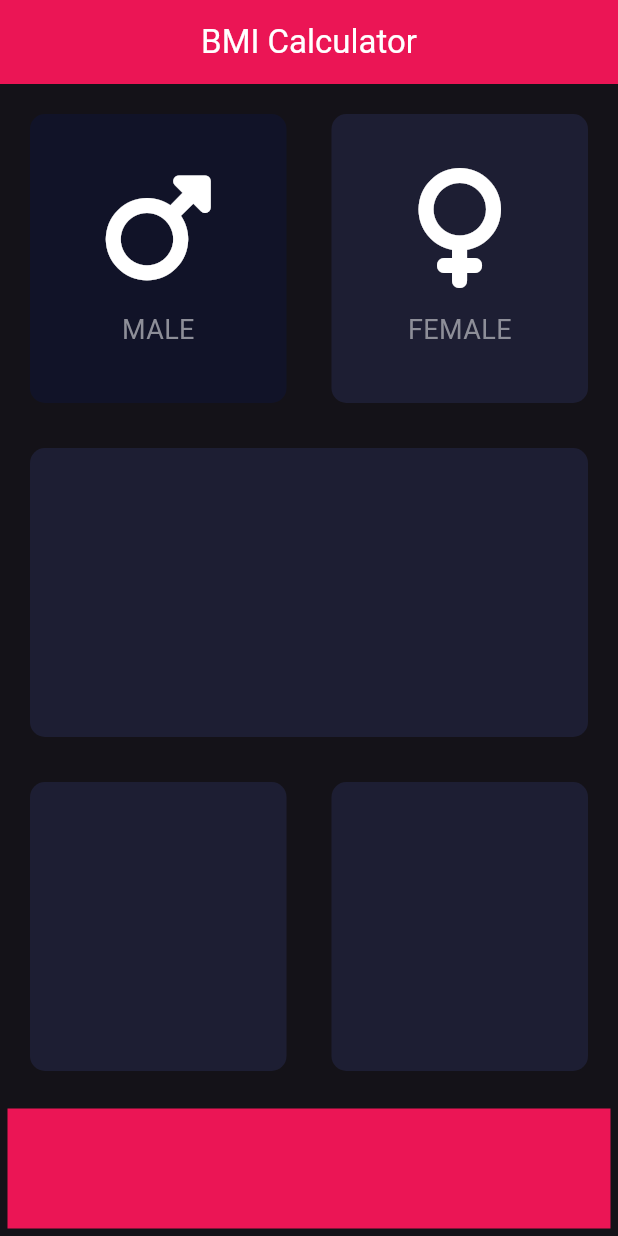
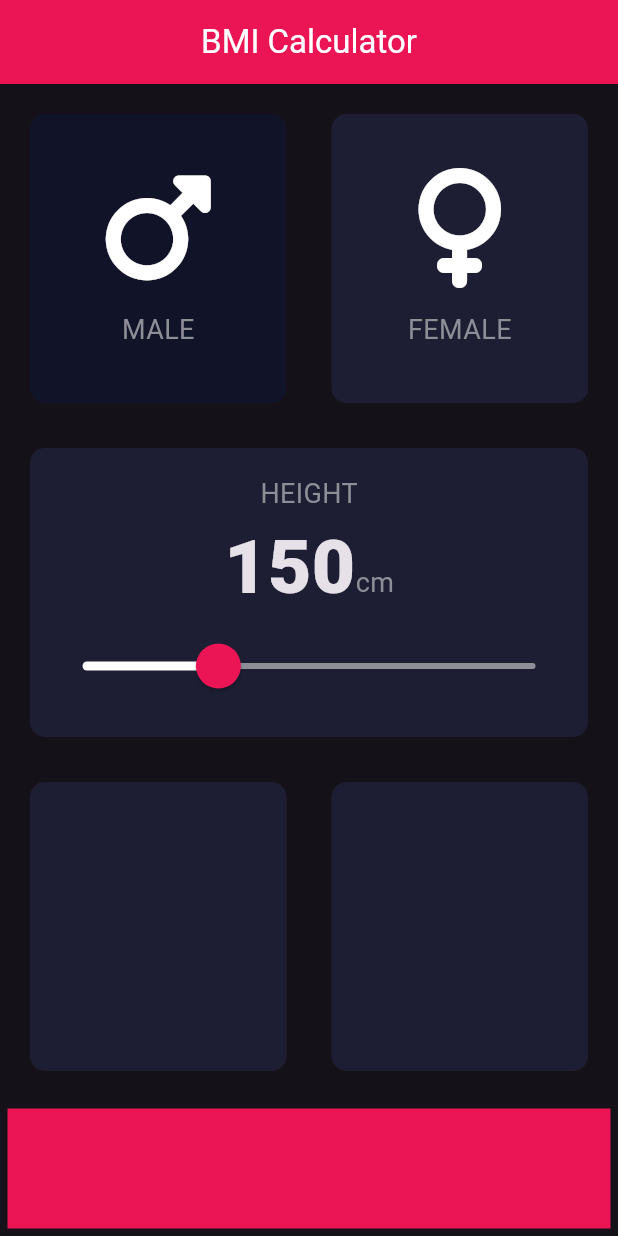
Before and after one commit to riaanjlagrange/bmi_calculater, a Flutter app: the screen it shows after launch, on a phone screen of 412 x 824 dp. Run offline on Flutter 3.47's test engine with Material 3 defaults, Android fonts, the phone set to English and light mode, and no system bars; our stand-ins replace font_awesome_flutter.

Commit message:
move constants to its own file & add height slider

```diff
--- /dev/null
+++ b/lib/constants.dart
@@ -0,0 +1,18 @@
+import 'package:flutter/material.dart';
+
+// Color constants
+
+const Color kAppBarColor = Color(0xFFEB1555);
+const Color kTileColor = Color(0xFF1D1E33);
+const Color kBottomContainerColor = Color(0xFFEB1555);
+
+const double kBottomContainerHeight = 80.0;
+
+// active / inactive card colors
+
+const kActiveCardColor = Color(0xFF111328);
+const kInactiveCardColor = Color(0xFF1D1E33);
+
+const kLabelTextStyle = TextStyle(fontSize: 18, color: Color(0xFF8D8E98));
+
+const kLargeLabel = TextStyle(fontSize: 50, fontWeight: FontWeight.w900);
--- a/lib/gender_picker.dart
+++ b/lib/gender_picker.dart
@@ -1,3 +1,4 @@
+import 'package:bmi_calculator/constants.dart';
 import 'package:flutter/material.dart';
 import 'package:font_awesome_flutter/font_awesome_flutter.dart';
 
@@ -23,10 +24,7 @@ class GenderPicker extends StatelessWidget {
       children: <Widget>[
         getGenderIcon(),
         SizedBox(height: 15),
-        Text(
-          gender.toUpperCase(),
-          style: TextStyle(fontSize: 18, color: Color(0xFF8D8E98)),
-        ),
+        Text(gender.toUpperCase(), style: kLabelTextStyle),
       ],
     );
   }
--- /dev/null
+++ b/lib/height_slider.dart
@@ -0,0 +1,60 @@
+import 'package:flutter/material.dart';
+import 'constants.dart';
+
+class HeightSlider extends StatefulWidget {
+  final int height;
+
+  const HeightSlider({super.key, required this.height});
+
+  @override
+  State<HeightSlider> createState() => _HeightSliderState();
+}
+
+class _HeightSliderState extends State<HeightSlider> {
+  late int height;
+
+  @override
+  void initState() {
+    super.initState();
+    height = widget.height;
+  }
+
+  @override
+  Widget build(BuildContext context) {
+    return Column(
+      mainAxisAlignment: MainAxisAlignment.center,
+      children: <Widget>[
+        Text("HEIGHT", style: kLabelTextStyle),
+        Row(
+          mainAxisAlignment: MainAxisAlignment.center,
+          crossAxisAlignment: CrossAxisAlignment.baseline,
+          textBaseline: TextBaseline.alphabetic,
+          children: <Widget>[
+            Text(height.toString(), style: kLargeLabel),
+            Text("cm", style: kLabelTextStyle),
+          ],
+        ),
+        SliderTheme(
+          data: SliderTheme.of(context).copyWith(
+            inactiveTrackColor: Color(0xFF8D8E98),
+            activeTrackColor: Colors.white,
+            thumbColor: Color(0xFFEB1555),
+            overlayColor: Color(0x29EB1555),
+            thumbShape: RoundSliderThumbShape(enabledThumbRadius: 15.0),
+            overlayShape: RoundSliderOverlayShape(overlayRadius: 30),
+          ),
+          child: Slider(
+            value: height.toDouble(),
+            min: 120.0,
+            max: 220.0,
+            onChanged: (double newHeight) {
+              setState(() {
+                height = newHeight.round();
+              });
+            },
+          ),
+        ),
+      ],
+    );
+  }
+}
--- a/lib/input_page.dart
+++ b/lib/input_page.dart
@@ -1,21 +1,12 @@
 import 'package:flutter/material.dart';
 import 'shaded_container.dart';
 import 'gender_picker.dart';
-
-// Color constants
-
-const Color tileColor = Color(0xFF1D1E33);
-const Color bottomContainerColor = Color(0xFFEB1555);
-
-const double bottomContainerHeight = 80.0;
-
-// active / inactive card colors
-
-const activeCardColor = Color(0xFF111328);
-const inactiveCardColor = Color(0xFF1D1E33);
+import 'constants.dart';
+import 'height_slider.dart';
 
 enum Gender { male, female }
-// Input page
+
+int height = 150;
 
 class InputPage extends StatefulWidget {
   const InputPage({super.key});
@@ -41,53 +32,54 @@ class _InputPageState extends State<InputPage> {
                   mainAxisSize: MainAxisSize.max,
                   children: <Widget>[
                     Expanded(
-                      child: GestureDetector(
-                        onTap: () {
+                      child: ShadedContainer(
+                        onPress: () {
                           setState(() {
                             selectedGender = Gender.male;
                           });
                         },
-                        child: ShadedContainer(
-                          color: selectedGender == Gender.male
-                              ? activeCardColor
-                              : inactiveCardColor,
-                          cardChild: GenderPicker(gender: "male"),
-                        ),
+                        color: selectedGender == Gender.male
+                            ? kActiveCardColor
+                            : kInactiveCardColor,
+                        cardChild: GenderPicker(gender: "male"),
                       ),
                     ),
                     Expanded(
-                      child: GestureDetector(
-                        onTap: () {
+                      child: ShadedContainer(
+                        onPress: () {
                           setState(() {
                             selectedGender = Gender.female;
                           });
                         },
-                        child: ShadedContainer(
-                          color: selectedGender == Gender.female
-                              ? activeCardColor
-                              : inactiveCardColor,
-                          cardChild: GenderPicker(gender: "female"),
-                        ),
+                        color: selectedGender == Gender.female
+                            ? kActiveCardColor
+                            : kInactiveCardColor,
+                        cardChild: GenderPicker(gender: "female"),
                       ),
                     ),
                   ],
                 ),
               ),
-              Expanded(child: ShadedContainer(color: tileColor)),
+              Expanded(
+                child: ShadedContainer(
+                  color: kTileColor,
+                  cardChild: HeightSlider(height: height),
+                ),
+              ),
               Expanded(
                 child: Row(
                   mainAxisSize: MainAxisSize.max,
                   children: <Widget>[
-                    Expanded(child: ShadedContainer(color: tileColor)),
-                    Expanded(child: ShadedContainer(color: tileColor)),
+                    Expanded(child: ShadedContainer(color: kTileColor)),
+                    Expanded(child: ShadedContainer(color: kTileColor)),
                   ],
                 ),
               ),
               Container(
-                color: bottomContainerColor,
+                color: kBottomContainerColor,
                 margin: EdgeInsets.only(top: 10.0),
                 width: double.infinity,
-                height: bottomContainerHeight,
+                height: kBottomContainerHeight,
               ),
             ],
           ),
--- a/lib/main.dart
+++ b/lib/main.dart
@@ -1,8 +1,6 @@
 import 'package:flutter/material.dart';
-import 'package:google_fonts/google_fonts.dart';
 import 'input_page.dart';
-
-const Color appBarColor = Color(0xFFEB1555);
+import 'constants.dart';
 
 void main() {
   runApp(BMICalculator());
@@ -20,7 +18,7 @@ class BMICalculator extends StatelessWidget {
           primarySwatch: Colors.indigo,
           brightness: Brightness.dark,
         ),
-        appBarTheme: AppBarTheme(backgroundColor: appBarColor),
+        appBarTheme: AppBarTheme(backgroundColor: kAppBarColor),
       ),
       home: InputPage(),
     );
--- a/lib/shaded_container.dart
+++ b/lib/shaded_container.dart
@@ -1,16 +1,26 @@
 import 'package:flutter/material.dart';
-
-// Shaded container widget
 
 class ShadedContainer extends StatelessWidget {
   final Color color;
   final Widget? cardChild;
+  final Function? onPress;
 
-  const ShadedContainer({required this.color, this.cardChild, super.key});
+  const ShadedContainer({
+    required this.color,
+    this.cardChild,
+    this.onPress,
+    super.key,
+  });
 
   @override
   Widget build(BuildContext context) {
-    return Container(
+    return GestureDetector(
+      onTap: () {
+        if (onPress != null) {
+          onPress!();
+        }
+      },
+      child: Container(
         margin: EdgeInsets.all(15),
         padding: EdgeInsets.all(5),
         decoration: BoxDecoration(
@@ -18,6 +28,7 @@ class ShadedContainer extends StatelessWidget {
           borderRadius: BorderRadius.circular(10),
         ),
         child: cardChild,
+      ),
     );
   }
 }
```
Lines whose indentation alone changed are shown as unchanged.
